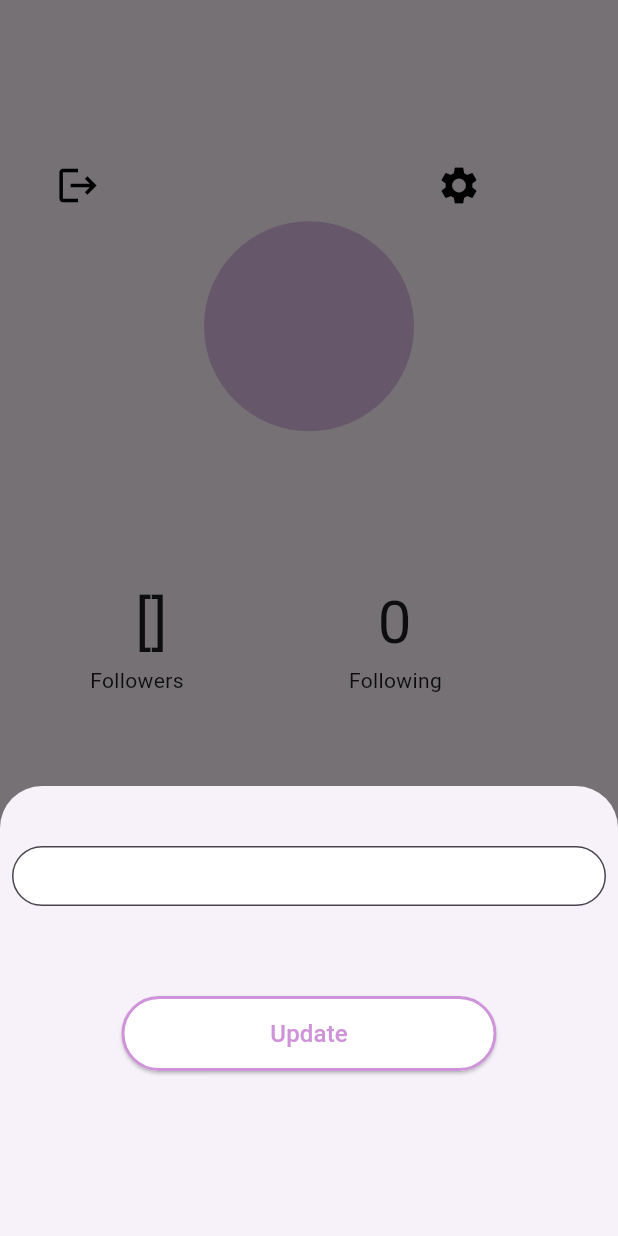
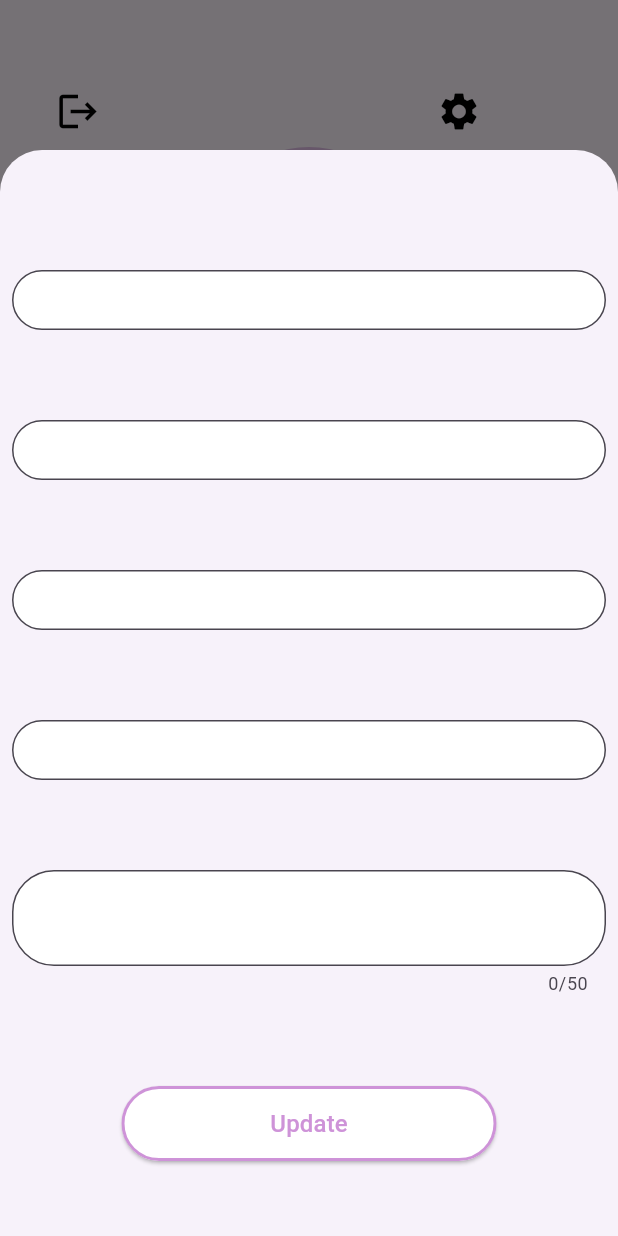
Before and after one commit to Mayankk074/notesgram, a Flutter app: the screen it shows once a user with an empty profile is signed in, item 4 of the bottom bar chosen, after a tap on the "settings" icon, on a phone screen of 412 x 824 dp. Run offline on Flutter 3.47's test engine with Material 3 defaults, Android fonts, the phone set to English and light mode, and no system bars; our stand-ins replace cloud_firestore, file_picker, firebase_auth, firebase_core, firebase_storage, flutter_spinkit and 2 more; missing offline and left inert: syncfusion_flutter_pdfviewer; accounts and stored records are empty; network calls fail.

Commit message:
Added profile details textFields

```diff
--- a/lib/pages/authenticate/signIn.dart
+++ b/lib/pages/authenticate/signIn.dart
@@ -159,7 +159,8 @@ class _SignInState extends State<SignIn> {
                         String? gMail=user?.email;
                         String? name=user?.displayName;
                         String? photoUrl=user?.photoURL;
-                        await DatabaseService(uid: user?.uid).updateUserData(name!, gMail!, "",photoUrl,0,[],0,HashSet<String>());
+                        await DatabaseService(uid: user?.uid).updateUserData(name!, gMail!, "",photoUrl,'Enter college name',
+                            'Enter course','Enter class','Enter bio',0,[],0,HashSet<String>());
                       }
                       if (context.mounted) Navigator.of(context).pop();
                     }
--- a/lib/pages/authenticate/signUp.dart
+++ b/lib/pages/authenticate/signUp.dart
@@ -125,7 +125,8 @@ class _SignUpState extends State<SignUp> {
                         });
                       }
                       else{
-                        await DatabaseService(uid: result.uid).updateUserData(username!, email!, password!,'No DP',0,[],0,HashSet<String>());
+                        await DatabaseService(uid: result.uid).updateUserData(username!, email!, password!,'No DP','Enter college name',
+                            'Enter course','Enter class','Enter bio',0,[],0,HashSet<String>());
                         if (context.mounted) Navigator.of(context).pop();
                       }
                     }
@@ -175,7 +176,8 @@ class _SignUpState extends State<SignUp> {
                         String? gMail=user?.email;
                         String? name=user?.displayName;
                         String? photoUrl=user?.photoURL;
-                        await DatabaseService(uid: user?.uid).updateUserData(name!, gMail!, "",photoUrl,0,[],0, HashSet<String>());
+                        await DatabaseService(uid: user?.uid).updateUserData(name!, gMail!, "",photoUrl,'Enter college name',
+                            'Enter course','Enter class','Enter bio',0,[],0, HashSet<String>());
                       }
                       if (context.mounted) Navigator.of(context).pop();
                     }
--- a/lib/pages/home/profile/profile.dart
+++ b/lib/pages/home/profile/profile.dart
@@ -52,7 +52,7 @@ class _ProfileState extends State<Profile> {
               //for keyboard padding
               padding: EdgeInsets.only(bottom: MediaQuery.of(context).viewInsets.bottom),
               child: SizedBox(
-                height: 300,
+                // height: 500,
                 child: SettingsForm(userDoc: userDoc,),
               ),
             );
@@ -61,7 +61,8 @@ class _ProfileState extends State<Profile> {
 
     return userDoc == null
         ? const LoadingShared()
-        : Container(
+        : SafeArea(
+          child: Container(
               alignment: Alignment.center,
               padding: const EdgeInsets.fromLTRB(20.0, 0.0, 20.0, 0.0),
               child: SingleChildScrollView(
@@ -137,6 +138,10 @@ class _ProfileState extends State<Profile> {
                             userDoc['email'],
                             userDoc['password'],
                             downloadUrl,
+                            userDoc['college'],
+                            userDoc['course'],
+                            userDoc['class'],
+                            userDoc['bio'],
                             userDoc['followers'],
                             List<String>.from(userDoc['following']),
                             userDoc['notesUploaded'],
@@ -170,7 +175,31 @@ class _ProfileState extends State<Profile> {
                       ),
                     ),
                     Text(
-                    userDoc['email'],
+                      userDoc['college'],
+                      style: const TextStyle(
+                        fontSize: 16.0,
+                        letterSpacing: 1.0,
+                      ),
+                    ),
+                    const SizedBox(height: 10.0,),
+                    Text(
+                      userDoc['course'],
+                      style: const TextStyle(
+                        fontSize: 16.0,
+                        letterSpacing: 1.0,
+                      ),
+                    ),
+                    const SizedBox(height: 10.0,),
+                    Text(
+                      userDoc['class'],
+                      style: const TextStyle(
+                        fontSize: 16.0,
+                        letterSpacing: 1.0,
+                      ),
+                    ),
+                    const SizedBox(height: 10.0,),
+                    Text(
+                      userDoc['bio'],
                       style: const TextStyle(
                         fontSize: 16.0,
                         letterSpacing: 1.0,
@@ -225,6 +254,7 @@ class _ProfileState extends State<Profile> {
                   ],
                 ),
               ),
+            ),
         );
   }
 }
--- a/lib/pages/home/profile/settingsForm.dart
+++ b/lib/pages/home/profile/settingsForm.dart
@@ -18,36 +18,88 @@ class SettingsForm extends StatefulWidget {
 
 class _SettingsFormState extends State<SettingsForm> {
 
+  String? currentUsername;
+  String? currentCollege;
+  String? currentCourse;
+  String? currentClass;
+  String? currentBio;
 
   final _formKey=GlobalKey<FormState>();
-  String? _currentUsername;
+
+  @override
+  void initState() {
+    // TODO: implement initState
+    //getting the current details
+    currentUsername=widget.userDoc?['username'];
+    currentCollege=widget.userDoc?['college'];
+    currentCourse=widget.userDoc?['course'];
+    currentClass=widget.userDoc?['class'];
+    currentBio=widget.userDoc?['bio'];
+    super.initState();
+  }
+
   @override
   Widget build(BuildContext context) {
 
+
     final user=Provider.of<UserUid?>(context);
 
-
     return Padding(
-      padding: const EdgeInsets.fromLTRB(8.0,40,8,0),
+      padding: const EdgeInsets.fromLTRB(8.0,80,8,50),
       child: Form(
         key: _formKey,
+        child: SingleChildScrollView(
           child: Column(
             children: [
               TextFormField(
-              initialValue: widget.userDoc?['username'],
+                initialValue: currentUsername,
                 decoration: textInputDecoration,
                 validator: (val) => val!.isEmpty ? "Enter username" : null,
-              onChanged: (val) => setState(()=> _currentUsername=val),
+                onChanged: (val) => setState(()=> currentUsername=val),
+              ),
+              const SizedBox(height: 60.0,),
+              TextFormField(
+                initialValue: currentCollege,
+                decoration: textInputDecoration,
+                validator: (val) => val!.isEmpty ? "Enter college" : null,
+                onChanged: (val) => setState(()=> currentCollege=val),
+              ),
+              const SizedBox(height: 60.0,),
+              TextFormField(
+                initialValue: currentCourse,
+                decoration: textInputDecoration,
+                validator: (val) => val!.isEmpty ? "Enter course" : null,
+                onChanged: (val) => setState(()=> currentCourse=val),
+              ),
+              const SizedBox(height: 60.0,),
+              TextFormField(
+                initialValue: currentClass,
+                decoration: textInputDecoration,
+                validator: (val) => val!.isEmpty ? "Enter class" : null,
+                onChanged: (val) => setState(()=> currentClass=val),
+              ),
+              const SizedBox(height: 60.0,),
+              TextFormField(
+                initialValue: currentBio,
+                decoration: textInputDecoration,
+                maxLines: 2,
+                maxLength: 50,
+                validator: (val) => val!.isEmpty ? "Enter bio" : null,
+                onChanged: (val) => setState(()=> currentBio=val),
               ),
               const SizedBox(height: 60.0,),
               ElevatedButton(
                 onPressed: () async {
                   if(_formKey.currentState!.validate()){
                     await DatabaseService(uid: user?.uid).updateUserData(
-                    _currentUsername!,
+                      currentUsername!,
                       widget.userDoc?['email'],
                       widget.userDoc?['password'],
                       widget.userDoc?['profilePic'],
+                      currentCollege!,
+                      currentCourse!,
+                      currentClass!,
+                      currentBio!,
                       widget.userDoc?['followers'],
                       List<String>.from(widget.userDoc?['following']),
                       widget.userDoc?['notesUploaded'],
@@ -74,6 +126,7 @@ class _SettingsFormState extends State<SettingsForm> {
             ],
           ),
         ),
+      ),
     );
   }
 }
--- a/lib/pages/home/profile/uploadForm.dart
+++ b/lib/pages/home/profile/uploadForm.dart
@@ -135,6 +135,10 @@ class _UploadFormState extends State<UploadForm> {
                         widget.userDoc?['email'],
                         widget.userDoc?['password'],
                         widget.userDoc?['profilePic'],
+                        widget.userDoc?['college'],
+                        widget.userDoc?['course'],
+                        widget.userDoc?['class'],
+                        widget.userDoc?['bio'],
                         widget.userDoc?['followers'],
                         List<String>.from(widget.userDoc?['following']),
                         widget.userDoc?['notesUploaded']+1,
--- a/lib/services/database.dart
+++ b/lib/services/database.dart
@@ -20,13 +20,17 @@ class DatabaseService{
 
 
   //upload the data of user in database
-  Future updateUserData(String username, String email, String password, String? downloadUrl, int followers,List<String> following, int notesUploaded, HashSet<String> liked) async {
+  Future updateUserData(String username, String email, String password, String? downloadUrl,String college, String course, String className, String bio,int followers,List<String> following, int notesUploaded, HashSet<String> liked) async {
 
     return await _userCollection.doc(uid).set({
       'username': username,
       'email': email,
       'password': password,
       'profilePic': downloadUrl,
+      'college': college,
+      'course': course,
+      'class': className,
+      'bio': bio,
       'followers': followers,
       'following': following,
       'notesUploaded': notesUploaded,
```
Also changed, not shown: lib/pages/home/note_viewer.dart (+12 -0 lines), lib/pages/home/userDP.dart (+8 -2 lines). Lines whose indentation alone changed are shown as unchanged.
